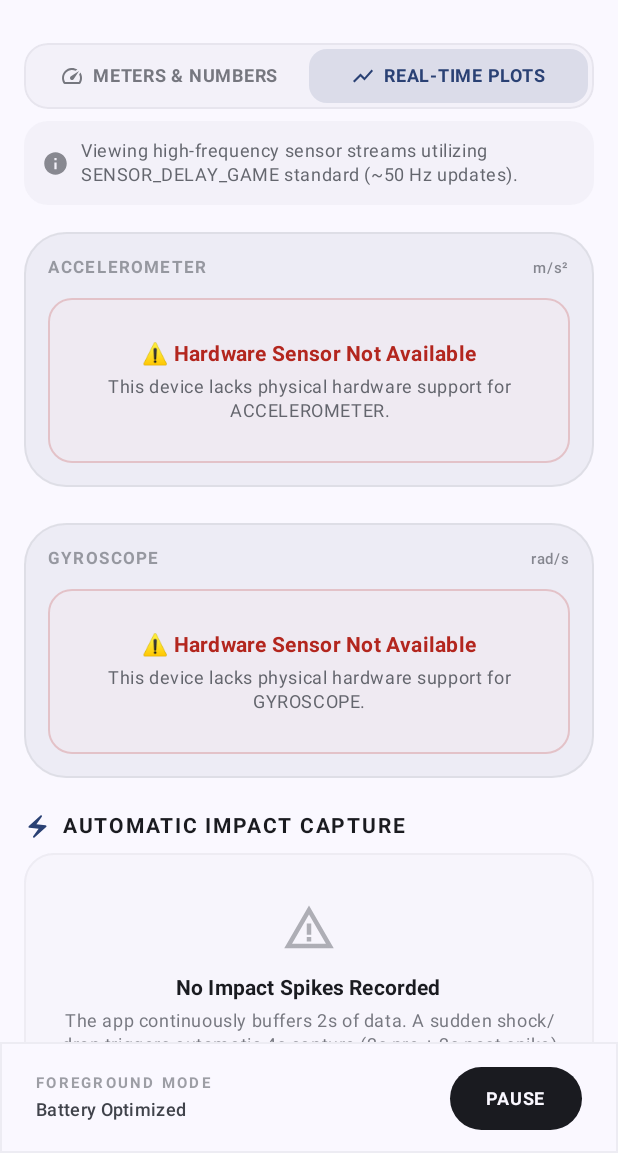
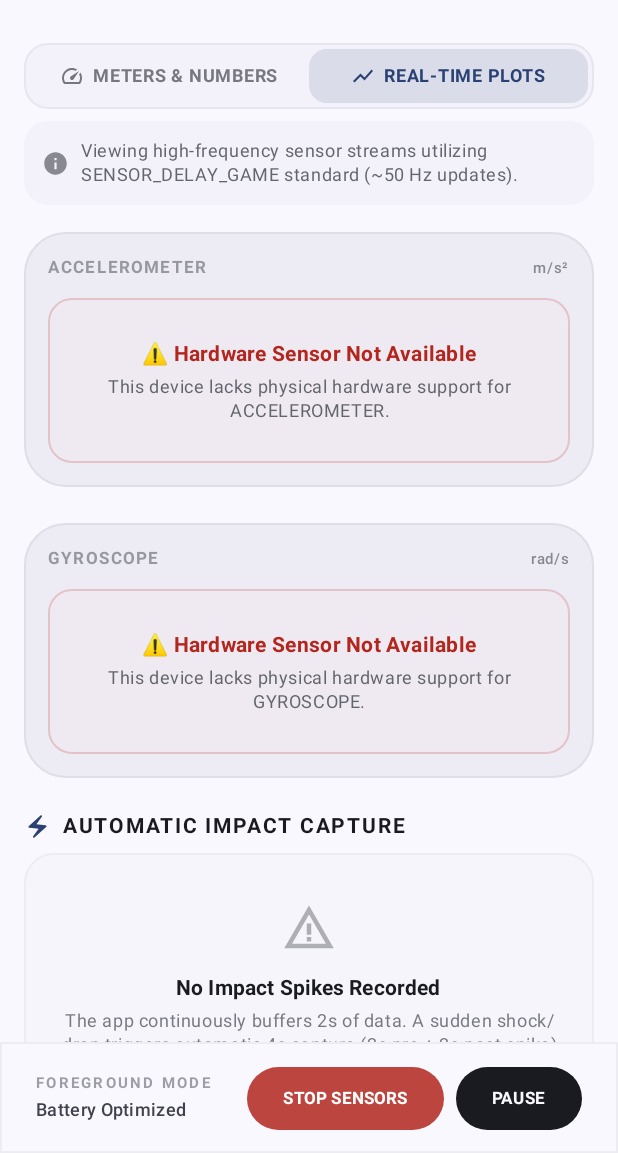
Before and after one commit to yash1746/RoadPulse, an Android app built with Jetpack Compose: the screen it shows after launch (MainActivity), on a phone screen of 412 x 824 dp, the part 83-1236 px from its top. Run offline under Robolectric (Android 15) with nearby library versions, the phone set to English and light mode, and no system bars.

Commit message:
feat: enable background sensor monitoring
Update lifecycle management to allow sensor collection to persist when the app is in the background. Added a user manual override state to preserve the intended sensing status across lifecycle events.

```diff
--- a/app/src/main/java/com/example/model/SensorModels.kt
+++ b/app/src/main/java/com/example/model/SensorModels.kt
@@ -34,5 +34,6 @@ data class SensorUiState(
     val accelHistory: List<SensorData> = emptyList(),
     val gyroHistory: List<SensorData> = emptyList(),
     val detectedImpacts: List<ImpactEvent> = emptyList(),
-    val isRecordingImpact: Boolean = false
+    val isRecordingImpact: Boolean = false,
+    val userWantsSensingEnabled: Boolean = true
 )
--- a/app/src/main/java/com/example/ui/SensorScreen.kt
+++ b/app/src/main/java/com/example/ui/SensorScreen.kt
@@ -65,7 +65,7 @@ fun SensorScreen(
     val uiState by viewModel.uiState.collectAsStateWithLifecycle()
     val lifecycleOwner = LocalLifecycleOwner.current
 
-    // Foreground-only sensing: register on ON_RESUME, unregister on ON_PAUSE
+    // Continuous/Background sensing: keep registered unless user explicitly clicks STOP
     DisposableEffect(lifecycleOwner) {
         val observer = LifecycleEventObserver { _, event ->
             when (event) {
@@ -73,7 +73,7 @@ fun SensorScreen(
                     viewModel.startListening()
                 }
                 Lifecycle.Event.ON_PAUSE -> {
-                    viewModel.stopListening()
+                    // Keep listening in background when user moves away or turns off screen
                 }
                 else -> {}
             }
@@ -81,7 +81,6 @@ fun SensorScreen(
         lifecycleOwner.lifecycle.addObserver(observer)
         onDispose {
             lifecycleOwner.lifecycle.removeObserver(observer)
-            viewModel.stopListening()
         }
     }
 
@@ -135,7 +134,41 @@ fun SensorScreen(
 
                 Spacer(modifier = Modifier.weight(1f))
 
-                // Bento Pause Button
+                Row(
+                    horizontalArrangement = Arrangement.spacedBy(8.dp),
+                    verticalAlignment = Alignment.CenterVertically
+                ) {
+                    // Manual Start/Stop Toggle
+                    Button(
+                        onClick = {
+                            if (uiState.isListening) {
+                                viewModel.stopListening(userTriggered = true)
+                            } else {
+                                viewModel.startListening(userTriggered = true)
+                            }
+                        },
+                        shape = CircleShape,
+                        colors = ButtonDefaults.buttonColors(
+                            containerColor = if (uiState.isListening)
+                                MaterialTheme.colorScheme.error.copy(alpha = 0.85f)
+                            else
+                                MaterialTheme.colorScheme.primary,
+                            contentColor = Color.White
+                        ),
+                        modifier = Modifier
+                            .height(42.dp)
+                            .testTag("listening_toggle_button")
+                    ) {
+                        Text(
+                            text = if (uiState.isListening) "STOP SENSORS" else "START SENSORS",
+                            fontSize = 11.sp,
+                            fontWeight = FontWeight.Bold,
+                            letterSpacing = 0.5.sp
+                        )
+                    }
+
+                    // Bento Pause Button (only visible/interactable when sensors are actively listening)
+                    if (uiState.isListening) {
                         Button(
                             onClick = { viewModel.togglePause() },
                             shape = CircleShape,
@@ -143,17 +176,18 @@ fun SensorScreen(
                                 containerColor = MaterialTheme.colorScheme.onBackground,
                                 contentColor = MaterialTheme.colorScheme.background
                             ),
-                    contentPadding = ButtonDefaults.ContentPadding,
                             modifier = Modifier
                                 .height(42.dp)
                                 .testTag("pause_button")
                         ) {
                             Text(
                                 text = if (uiState.isPaused) "RESUME" else "PAUSE",
-                        fontSize = 12.sp,
+                                fontSize = 11.sp,
                                 fontWeight = FontWeight.Bold,
                                 letterSpacing = 0.5.sp
                             )
+                        }
+                    }
                 }
             }
         }
--- a/app/src/main/java/com/example/viewmodel/SensorViewModel.kt
+++ b/app/src/main/java/com/example/viewmodel/SensorViewModel.kt
@@ -84,7 +84,14 @@ class SensorViewModel(application: Application) : AndroidViewModel(application),
         }
     }
 
-    fun startListening() {
+    fun startListening(userTriggered: Boolean = false) {
+        if (userTriggered) {
+            _uiState.update { it.copy(userWantsSensingEnabled = true) }
+        } else if (!_uiState.value.userWantsSensingEnabled) {
+            // Respect user manual override when app returns to foreground
+            return
+        }
+
         if (_uiState.value.isListening) return
 
         // Register accelerometer
@@ -119,7 +126,11 @@ class SensorViewModel(application: Application) : AndroidViewModel(application),
         }
     }
 
-    fun stopListening() {
+    fun stopListening(userTriggered: Boolean = false) {
+        if (userTriggered) {
+            _uiState.update { it.copy(userWantsSensingEnabled = false) }
+        }
+
         if (!_uiState.value.isListening) return
 
         sensorManager.unregisterListener(this)
```
Also changed, not shown: app/src/main/java/com/example/ui/components/ImpactListSection.kt (+54 -60 lines). Lines whose indentation alone changed are shown as unchanged.
